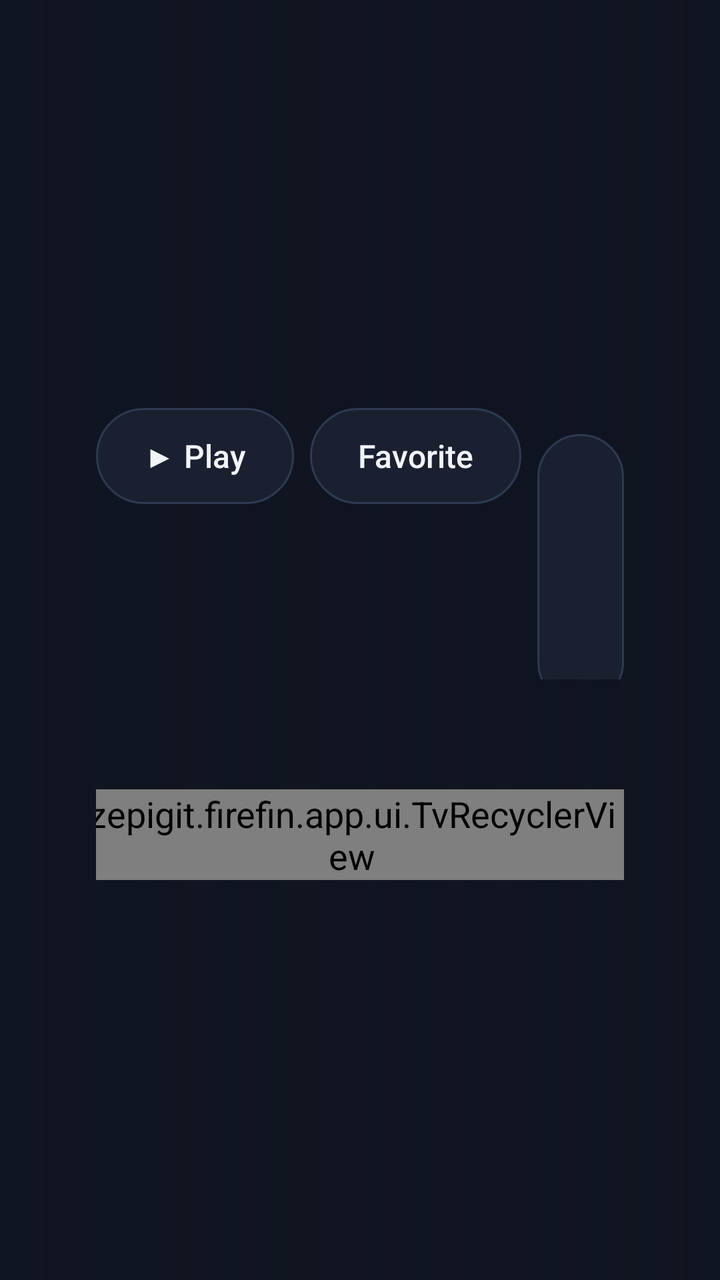
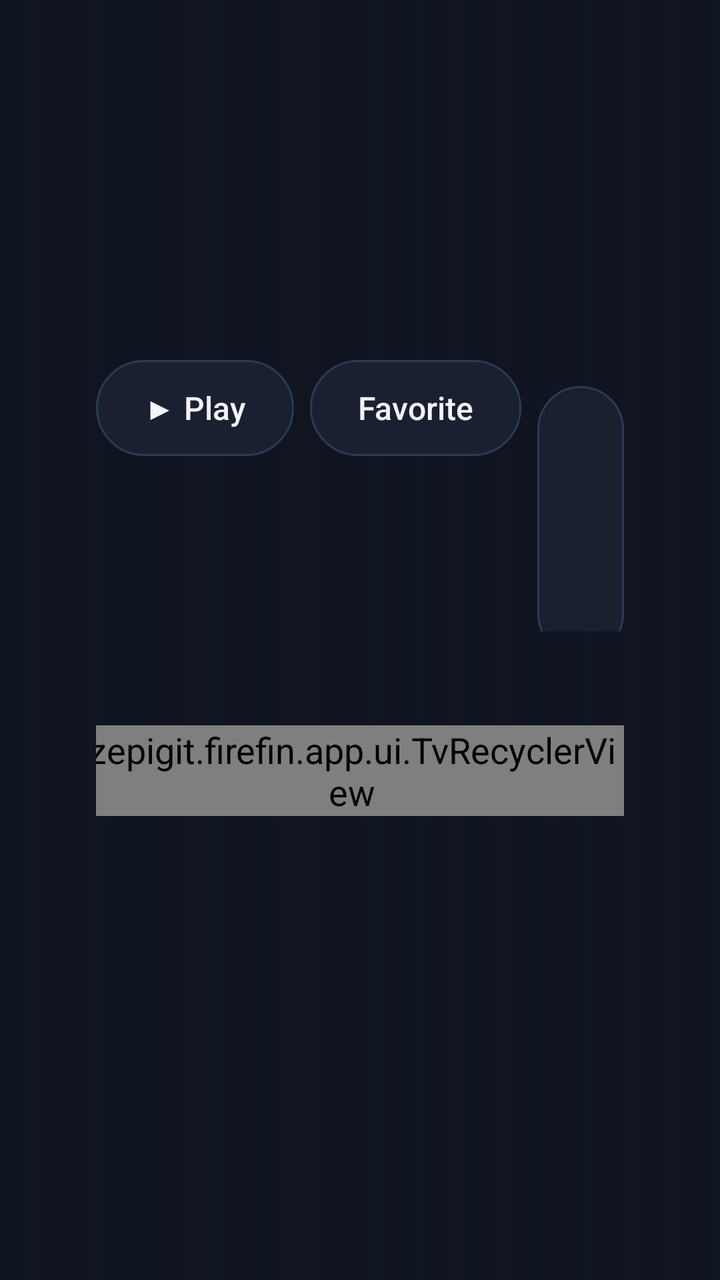

Compare the two renders of this Android layout. The source of the first and the diff that turns it into the second are given below.
<!-- AndroidManifest.xml: application theme Theme.Firefin -->
<!-- res/layout/activity_detail.xml -->
<?xml version="1.0" encoding="utf-8"?>
<FrameLayout xmlns:android="http://schemas.android.com/apk/res/android"
    android:layout_width="match_parent"
    android:layout_height="match_parent">

    <ImageView
        android:id="@+id/backdrop"
        android:layout_width="match_parent"
        android:layout_height="match_parent"
        android:importantForAccessibility="no"
        android:scaleType="centerCrop" />

    <View
        android:layout_width="match_parent"
        android:layout_height="match_parent"
        android:background="@drawable/backdrop_scrim" />

    <ScrollView
        android:layout_width="match_parent"
        android:layout_height="match_parent"
        android:fillViewport="true">

        <LinearLayout
            android:layout_width="match_parent"
            android:layout_height="wrap_content"
            android:orientation="vertical"
            android:paddingLeft="@dimen/page_margin"
            android:paddingTop="@dimen/space_xl"
            android:paddingRight="@dimen/page_margin"
            android:paddingBottom="@dimen/space_l">

            <TextView
                android:id="@+id/contextLabel"
                style="@style/Firefin.Text.Accent"
                android:layout_width="720dp"
                android:layout_height="wrap_content"
                android:layout_marginBottom="@dimen/space_s"
                android:ellipsize="end"
                android:maxLines="1" />

            <TextView
                android:id="@+id/name"
                style="@style/Firefin.Text.Display"
                android:layout_width="720dp"
                android:layout_height="wrap_content"
                android:ellipsize="end"
                android:maxLines="2" />

            <TextView
                android:id="@+id/meta"
                style="@style/Firefin.Text.Label"
                android:layout_width="720dp"
                android:layout_height="wrap_content"
                android:layout_marginTop="@dimen/space_s" />

            <TextView
                android:id="@+id/overview"
                style="@style/Firefin.Text.Body"
                android:layout_width="720dp"
                android:layout_height="wrap_content"
                android:layout_marginTop="@dimen/space_m"
                android:ellipsize="end"
                android:maxLines="5" />

            <LinearLayout
                android:layout_width="match_parent"
                android:layout_height="wrap_content"
                android:layout_marginTop="@dimen/space_l"
                android:orientation="horizontal">

                <Button
                    android:id="@+id/playButton"
                    android:layout_width="wrap_content"
                    android:layout_height="wrap_content"
                    android:text="@string/play_with_icon" />

                <Button
                    android:id="@+id/restartButton"
                    android:layout_width="wrap_content"
                    android:layout_height="wrap_content"
                    android:layout_marginLeft="@dimen/space_s"
                    android:text="@string/restart"
                    android:visibility="gone" />

                <Button
                    android:id="@+id/favoriteButton"
                    android:layout_width="wrap_content"
                    android:layout_height="wrap_content"
                    android:layout_marginLeft="@dimen/space_s"
                    android:text="@string/favorite" />

                <Button
                    android:id="@+id/watchedButton"
                    android:layout_width="wrap_content"
                    android:layout_height="wrap_content"
                    android:layout_marginLeft="@dimen/space_s"
                    android:text="@string/mark_watched" />

                <Button
                    android:id="@+id/retryButton"
                    android:layout_width="wrap_content"
                    android:layout_height="wrap_content"
                    android:layout_marginLeft="@dimen/space_s"
                    android:text="@string/reload"
                    android:visibility="gone" />
            </LinearLayout>

            <TextView
                android:id="@+id/childrenTitle"
                style="@style/Firefin.Text.Subheading"
                android:layout_width="match_parent"
                android:layout_height="wrap_content"
                android:layout_marginTop="@dimen/space_l" />

            <zepigit.firefin.app.ui.TvRecyclerView
                android:id="@+id/children"
                android:layout_width="match_parent"
                android:layout_height="wrap_content"
                android:layout_marginLeft="-8dp"
                android:layout_marginTop="@dimen/space_xs"
                android:clipToPadding="false" />
        </LinearLayout>
    </ScrollView>

    <ProgressBar
        android:id="@+id/progress"
        android:layout_width="wrap_content"
        android:layout_height="wrap_content"
        android:layout_gravity="center"
        android:visibility="gone" />
</FrameLayout>
<!-- resources referenced by this layout -->
<resources>
  <dimen name="page_margin">48dp</dimen>
  <dimen name="space_l">24dp</dimen>
  <dimen name="space_m">16dp</dimen>
  <dimen name="space_s">8dp</dimen>
  <dimen name="space_xl">32dp</dimen>
  <dimen name="space_xs">4dp</dimen>
  <!-- drawable backdrop_scrim (drawable) -->
  <?xml version="1.0" encoding="utf-8"?>
  <shape xmlns:android="http://schemas.android.com/apk/res/android"><gradient android:angle="0" android:startColor="#F20F1420" android:centerColor="#C00F1420" android:endColor="#550F1420"/></shape>
  <string name="favorite">Favorite</string>
  <string name="mark_watched">Watched</string>
  <string name="play_with_icon">▶ Play</string>
  <string name="reload">Reload</string>
  <string name="restart">Start over</string>
  <style name="Firefin.Text.Accent">
          <item name="android:textSize">@dimen/text_label</item>
          <item name="android:textColor">@color/accent</item>
      </style>
  <style name="Firefin.Text.Body">
          <item name="android:lineSpacingExtra">@dimen/space_xs</item>
      </style>
  <style name="Firefin.Text.Display">
          <item name="android:textSize">@dimen/text_display</item>
          <item name="android:textStyle">bold</item>
      </style>
  <style name="Firefin.Text.Label">
          <item name="android:textSize">@dimen/text_label</item>
          <item name="android:textColor">@color/text_secondary</item>
      </style>
  <style name="Firefin.Text.Subheading">
          <item name="android:textSize">@dimen/text_subheading</item>
          <item name="android:textStyle">bold</item>
      </style>
  <dimen name="text_label">16sp</dimen>
  <color name="accent">#00A4DC</color>
  <dimen name="text_display">36sp</dimen>
  <color name="text_secondary">#AEB6C4</color>
  <dimen name="text_subheading">20sp</dimen>
  <color name="background">#0F1420</color>
  <color name="text_primary">#F2F4F8</color>
  <style name="Firefin.Text" parent="Widget.AppCompat.TextView">
          <item name="android:textColor">@color/text_primary</item>
          <item name="android:textSize">@dimen/text_body</item>
      </style>
  <dimen name="text_body">18sp</dimen>
  <dimen name="control_height">48dp</dimen>
  <!-- drawable input_background (drawable) -->
  <?xml version="1.0" encoding="utf-8"?>
  <selector xmlns:android="http://schemas.android.com/apk/res/android">
      <item android:state_focused="true"><shape><solid android:color="@color/surface_focus"/><stroke android:width="@dimen/focus_stroke" android:color="@color/accent"/><corners android:radius="@dimen/corner_radius"/></shape></item>
      <item><shape><solid android:color="@color/surface"/><stroke android:width="1dp" android:color="@color/outline"/><corners android:radius="@dimen/corner_radius"/></shape></item>
  </selector>
  <color name="text_muted">#7D8699</color>
  <dimen name="input_height">52dp</dimen>
  <color name="surface">#1A2030</color>
  <style name="Firefin.Button.Dialog" parent="Widget.AppCompat.Button.Borderless.Colored">
          <item name="android:textSize">@dimen/text_label</item>
          <item name="android:textAllCaps">false</item>
          <item name="android:textColor">@color/dialog_button_text</item>
          <item name="android:background">@drawable/dialog_button_background</item>
      </style>
  <color name="accent_dark">#007EA8</color>
  <color name="outline">#2E3A52</color>
  <color name="surface_focus">#243049</color>
  <dimen name="focus_stroke">3dp</dimen>
  <dimen name="corner_radius">6dp</dimen>
  <!-- drawable dialog_button_background (drawable) -->
  <?xml version="1.0" encoding="utf-8"?>
  <selector xmlns:android="http://schemas.android.com/apk/res/android">
      <item android:state_focused="true"><shape><solid android:color="@color/accent"/><corners android:radius="24dp"/></shape></item>
      <item><shape><solid android:color="@android:color/transparent"/><corners android:radius="24dp"/></shape></item>
  </selector>
  <!-- unchanged entries left out for length: 5 -->
</resources>

<!-- the commit's change to res/layout/activity_detail.xml (unified diff, before → after) -->
@@ -25,9 +25,9 @@
             android:layout_height="wrap_content"
             android:orientation="vertical"
             android:paddingLeft="@dimen/page_margin"
-            android:paddingTop="@dimen/space_xl"
+            android:paddingTop="@dimen/space_l"
             android:paddingRight="@dimen/page_margin"
-            android:paddingBottom="@dimen/space_l">
+            android:paddingBottom="@dimen/space_m">
 
             <TextView
                 android:id="@+id/contextLabel"
@@ -58,14 +58,14 @@
                 style="@style/Firefin.Text.Body"
                 android:layout_width="720dp"
                 android:layout_height="wrap_content"
-                android:layout_marginTop="@dimen/space_m"
+                android:layout_marginTop="@dimen/space_s"
                 android:ellipsize="end"
-                android:maxLines="5" />
+                android:maxLines="4" />
 
             <LinearLayout
                 android:layout_width="match_parent"
                 android:layout_height="wrap_content"
-                android:layout_marginTop="@dimen/space_l"
+                android:layout_marginTop="@dimen/space_m"
                 android:orientation="horizontal">
 
                 <Button
@@ -110,7 +110,7 @@
                 style="@style/Firefin.Text.Subheading"
                 android:layout_width="match_parent"
                 android:layout_height="wrap_content"
-                android:layout_marginTop="@dimen/space_l" />
+                android:layout_marginTop="@dimen/space_m" />
 
             <zepigit.firefin.app.ui.TvRecyclerView
                 android:id="@+id/children"
<!-- resource entries referenced after the edit -->
@@ -4,7 +4,6 @@
   <dimen name="space_l">24dp</dimen>
   <dimen name="space_m">16dp</dimen>
   <dimen name="space_s">8dp</dimen>
-  <dimen name="space_xl">32dp</dimen>
   <dimen name="space_xs">4dp</dimen>
   <!-- drawable backdrop_scrim (drawable) -->
   <?xml version="1.0" encoding="utf-8"?>
